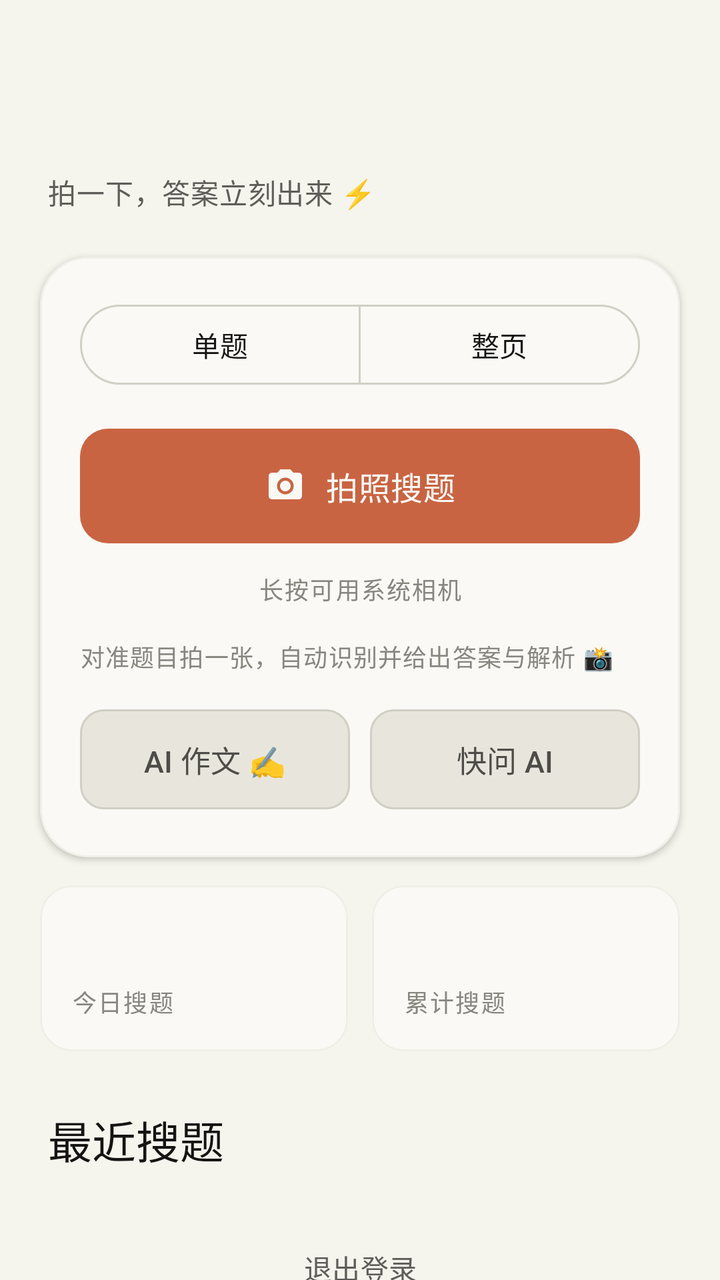
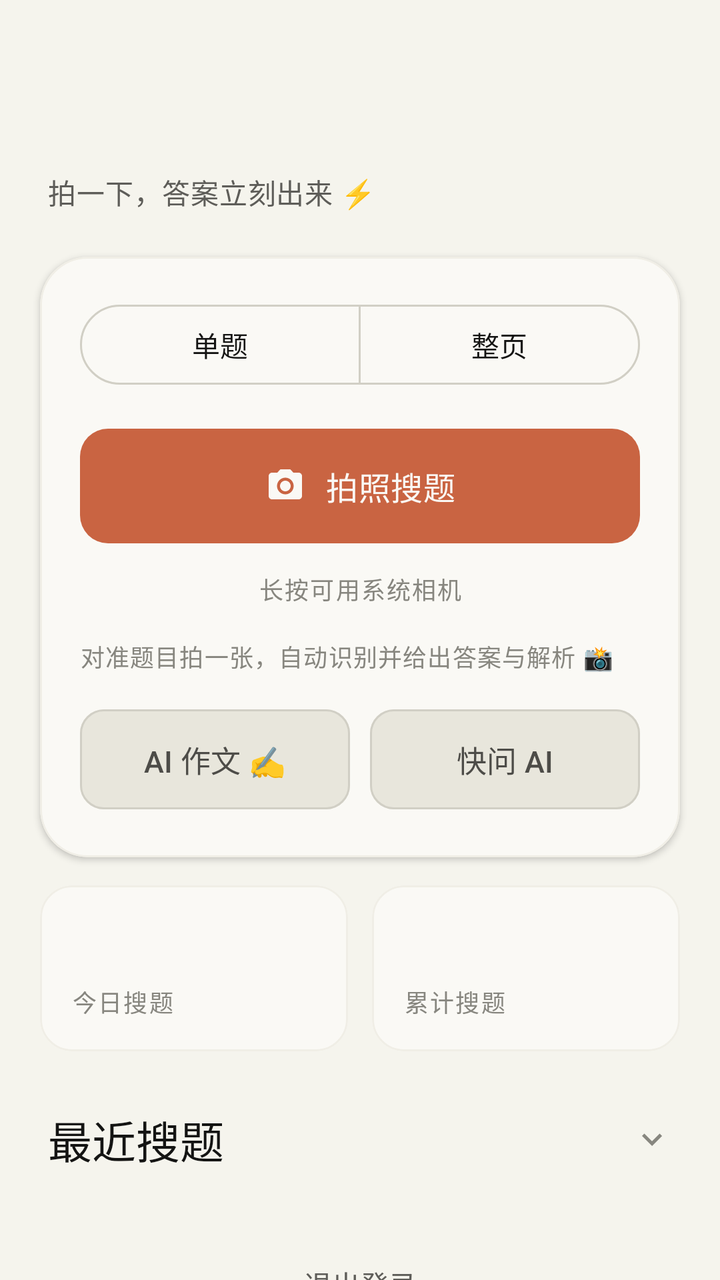

An Android layout rendered at two revisions. The XML below is the earlier revision; the diff shows what the commit changed to produce the second picture.
<!-- AndroidManifest.xml: application theme Theme.FlashSearch -->
<!-- res/layout/activity_home.xml -->
<?xml version="1.0" encoding="utf-8"?>
<androidx.core.widget.NestedScrollView xmlns:android="http://schemas.android.com/apk/res/android"
    xmlns:app="http://schemas.android.com/apk/res-auto"
    android:id="@+id/root"
    android:layout_width="match_parent"
    android:layout_height="match_parent"
    android:background="?android:attr/colorBackground"
    android:fillViewport="true">

    <LinearLayout
        android:layout_width="match_parent"
        android:layout_height="wrap_content"
        android:orientation="vertical"
        android:paddingBottom="20dp">

        
        <LinearLayout
            android:id="@+id/header"
            android:layout_width="match_parent"
            android:layout_height="wrap_content"
            android:orientation="vertical"
            android:paddingStart="24dp"
            android:paddingTop="12dp"
            android:paddingEnd="24dp"
            android:paddingBottom="22dp">

            <TextView
                android:id="@+id/dateLabel"
                android:layout_width="wrap_content"
                android:layout_height="wrap_content"
                android:textAppearance="@style/TextAppearance.FlashSearch.Label" />

            <TextView
                android:id="@+id/greeting"
                android:layout_width="match_parent"
                android:layout_height="wrap_content"
                android:layout_marginTop="10dp"
                android:textAppearance="@style/TextAppearance.FlashSearch.Serif.Display" />

            <TextView
                android:id="@+id/tagline"
                android:layout_width="match_parent"
                android:layout_height="wrap_content"
                android:layout_marginTop="10dp"
                android:text="@string/brand_tagline"
                android:textAppearance="@style/TextAppearance.FlashSearch.Body" />
        </LinearLayout>

        
        <com.google.android.material.card.MaterialCardView
            android:id="@+id/heroCard"
            android:layout_width="match_parent"
            android:layout_height="wrap_content"
            android:layout_marginStart="20dp"
            android:layout_marginEnd="20dp"
            app:cardBackgroundColor="@color/ivory"
            app:cardCornerRadius="24dp"
            app:cardElevation="2dp"
            app:strokeColor="@color/border_cream"
            app:strokeWidth="1dp">

            <LinearLayout
                android:layout_width="match_parent"
                android:layout_height="wrap_content"
                android:orientation="vertical"
                android:padding="20dp">
                <com.google.android.material.button.MaterialButtonToggleGroup
                    android:id="@+id/modeGroup"
                    android:layout_width="match_parent"
                    android:layout_height="wrap_content"
                    android:layout_marginBottom="14dp"
                    app:selectionRequired="true"
                    app:singleSelection="true">

                    <com.google.android.material.button.MaterialButton
                        android:id="@+id/modeSingle"
                        style="@style/Widget.Material3.Button.OutlinedButton"
                        android:layout_width="0dp"
                        android:layout_height="wrap_content"
                        android:layout_weight="1"
                        android:text="@string/mode_single" />

                    <com.google.android.material.button.MaterialButton
                        android:id="@+id/modePage"
                        style="@style/Widget.Material3.Button.OutlinedButton"
                        android:layout_width="0dp"
                        android:layout_height="wrap_content"
                        android:layout_weight="1"
                        android:text="@string/mode_page" />
                </com.google.android.material.button.MaterialButtonToggleGroup>
<com.google.android.material.button.MaterialButton
                    android:id="@+id/takePhotoButton"
                    style="@style/Widget.FlashSearch.PrimaryButton"
                    android:layout_width="match_parent"
                    android:layout_height="wrap_content"
                    android:text="@string/action_take_photo"
                    app:icon="@drawable/ic_camera" />
                <TextView
                    android:id="@+id/systemCameraHint"
                    android:layout_width="match_parent"
                    android:layout_height="wrap_content"
                    android:layout_marginTop="10dp"
                    android:gravity="center"
                    android:text="@string/hint_long_press_system_camera"
                    android:textAppearance="@style/TextAppearance.FlashSearch.Label" />

                <TextView
                    android:id="@+id/modeHint"
                    android:layout_width="match_parent"
                    android:layout_height="wrap_content"
                    android:layout_marginTop="16dp"
                    android:text="@string/home_tip"
                    android:textAppearance="@style/TextAppearance.FlashSearch.Caption" />

                <LinearLayout
                    android:layout_width="match_parent"
                    android:layout_height="wrap_content"
                    android:layout_marginTop="14dp"
                    android:orientation="horizontal">

                    <com.google.android.material.button.MaterialButton
                        android:id="@+id/essayButton"
                        style="@style/Widget.FlashSearch.SecondaryButton"
                        android:layout_width="0dp"
                        android:layout_height="wrap_content"
                        android:layout_weight="1"
                        android:text="@string/essay_entry" />

                    <com.google.android.material.button.MaterialButton
                        android:id="@+id/chatButton"
                        style="@style/Widget.FlashSearch.SecondaryButton"
                        android:layout_width="0dp"
                        android:layout_height="wrap_content"
                        android:layout_marginStart="10dp"
                        android:layout_weight="1"
                        android:text="@string/chat_entry" />
                </LinearLayout>
            </LinearLayout>
        </com.google.android.material.card.MaterialCardView>

        
        <LinearLayout
            android:id="@+id/statsRow"
            android:layout_width="match_parent"
            android:layout_height="wrap_content"
            android:layout_marginStart="20dp"
            android:layout_marginTop="14dp"
            android:layout_marginEnd="20dp"
            android:orientation="horizontal">

            <com.google.android.material.card.MaterialCardView
                android:layout_width="0dp"
                android:layout_height="wrap_content"
                android:layout_weight="1"
                app:cardBackgroundColor="@color/ivory"
                app:cardCornerRadius="16dp"
                app:cardElevation="0dp"
                app:strokeColor="@color/border_cream"
                app:strokeWidth="1dp">

                <LinearLayout
                    android:layout_width="match_parent"
                    android:layout_height="wrap_content"
                    android:orientation="vertical"
                    android:padding="16dp">

                    <TextView
                        android:id="@+id/todayCount"
                        android:layout_width="wrap_content"
                        android:layout_height="wrap_content"
                        android:textAppearance="@style/TextAppearance.FlashSearch.Serif.Title" />

                    <TextView
                        android:layout_width="wrap_content"
                        android:layout_height="wrap_content"
                        android:layout_marginTop="4dp"
                        android:text="@string/stats_today"
                        android:textAppearance="@style/TextAppearance.FlashSearch.Label" />
                </LinearLayout>
            </com.google.android.material.card.MaterialCardView>

            <com.google.android.material.card.MaterialCardView
                android:layout_width="0dp"
                android:layout_height="wrap_content"
                android:layout_marginStart="12dp"
                android:layout_weight="1"
                app:cardBackgroundColor="@color/ivory"
                app:cardCornerRadius="16dp"
                app:cardElevation="0dp"
                app:strokeColor="@color/border_cream"
                app:strokeWidth="1dp">

                <LinearLayout
                    android:layout_width="match_parent"
                    android:layout_height="wrap_content"
                    android:orientation="vertical"
                    android:padding="16dp">

                    <TextView
                        android:id="@+id/totalCount"
                        android:layout_width="wrap_content"
                        android:layout_height="wrap_content"
                        android:textAppearance="@style/TextAppearance.FlashSearch.Serif.Title" />

                    <TextView
                        android:layout_width="wrap_content"
                        android:layout_height="wrap_content"
                        android:layout_marginTop="4dp"
                        android:text="@string/stats_total"
                        android:textAppearance="@style/TextAppearance.FlashSearch.Label" />
                </LinearLayout>
            </com.google.android.material.card.MaterialCardView>
        </LinearLayout>

        
        <LinearLayout
            android:id="@+id/historySection"
            android:layout_width="match_parent"
            android:layout_height="wrap_content"
            android:layout_marginTop="28dp"
            android:orientation="vertical">

            <TextView
                android:layout_width="wrap_content"
                android:layout_height="wrap_content"
                android:layout_marginStart="24dp"
                android:text="@string/history_title"
                android:textAppearance="@style/TextAppearance.FlashSearch.Serif.Title" />

            <LinearLayout
                android:id="@+id/historyList"
                android:layout_width="match_parent"
                android:layout_height="wrap_content"
                android:orientation="vertical" />

            <TextView
                android:id="@+id/historyEmpty"
                android:layout_width="match_parent"
                android:layout_height="wrap_content"
                android:layout_marginStart="24dp"
                android:layout_marginTop="12dp"
                android:layout_marginEnd="24dp"
                android:text="@string/history_empty"
                android:textAppearance="@style/TextAppearance.FlashSearch.Caption"
                android:visibility="gone" />
        </LinearLayout>

        <com.google.android.material.button.MaterialButton
            android:id="@+id/logoutButton"
            style="@style/Widget.FlashSearch.TextButton"
            android:layout_width="wrap_content"
            android:layout_height="wrap_content"
            android:layout_gravity="center_horizontal"
            android:layout_marginTop="24dp"
            android:text="@string/action_logout" />
        <TextView
            android:id="@+id/versionLabel"
            android:layout_width="wrap_content"
            android:layout_height="wrap_content"
            android:layout_gravity="center_horizontal"
            android:layout_marginTop="14dp"
            android:textAppearance="@style/TextAppearance.FlashSearch.Label" />
    </LinearLayout>
</androidx.core.widget.NestedScrollView>
<!-- resources referenced by this layout -->
<resources>
  <color name="border_cream">#F0EEE6</color>
  <color name="ivory">#FAF9F5</color>
  <string name="action_logout">退出登录</string>
  <string name="action_take_photo">拍照搜题</string>
  <string name="brand_tagline">拍一下，答案立刻出来 ⚡</string>
  <string name="chat_entry">快问 AI</string>
  <string name="essay_entry">AI 作文 ✍️</string>
  <string name="hint_long_press_system_camera">长按可用系统相机</string>
  <string name="history_empty">还没有搜题记录，拍一张试试 📷</string>
  <string name="history_title">最近搜题</string>
  <string name="home_tip">对准题目拍一张，自动识别并给出答案与解析 📸</string>
  <string name="mode_page">整页</string>
  <string name="mode_single">单题</string>
  <string name="stats_today">今日搜题</string>
  <string name="stats_total">累计搜题</string>
  <style name="TextAppearance.FlashSearch.Body" parent="TextAppearance.Material3.BodyMedium">
          <item name="android:lineSpacingMultiplier">1.5</item>
          <item name="android:textColor">@color/olive_gray</item>
      </style>
  <style name="TextAppearance.FlashSearch.Caption" parent="TextAppearance.Material3.BodySmall">
          <item name="android:lineSpacingMultiplier">1.4</item>
          <item name="android:textColor">@color/stone_gray</item>
      </style>
  <style name="TextAppearance.FlashSearch.Label" parent="TextAppearance.Material3.LabelMedium">
          <item name="android:letterSpacing">0.06</item>
          <item name="android:textColor">@color/stone_gray</item>
      </style>
  <style name="TextAppearance.FlashSearch.Serif.Display" parent="TextAppearance.Material3.HeadlineMedium">
          <item name="android:fontFamily">serif</item>
          <item name="android:textStyle">normal</item>
          <item name="android:textColor">@color/near_black</item>
          <item name="android:letterSpacing">0</item>
          <item name="android:lineSpacingMultiplier">1.15</item>
          <item name="android:textFontWeight" tools:targetApi="28">500</item>
      </style>
  <style name="TextAppearance.FlashSearch.Serif.Title" parent="TextAppearance.Material3.TitleLarge">
          <item name="android:fontFamily">serif</item>
          <item name="android:textStyle">normal</item>
          <item name="android:textColor">@color/near_black</item>
          <item name="android:letterSpacing">0</item>
          <item name="android:textFontWeight" tools:targetApi="28">500</item>
      </style>
  <style name="Widget.FlashSearch.TextButton" parent="Widget.Material3.Button.TextButton">
          <item name="android:textColor">@color/olive_gray</item>
          <item name="rippleColor">@color/warm_sand</item>
          <item name="elevation">0dp</item>
      </style>
  <color name="olive_gray">#5E5D59</color>
  <color name="stone_gray">#87867F</color>
  <color name="near_black">#141413</color>
  <color name="terracotta">#C96442</color>
  <color name="warm_sand">#E8E6DC</color>
  <color name="charcoal_warm">#4D4C48</color>
  <color name="ring_warm">#D1CFC5</color>
  <color name="coral">#D97757</color>
  <color name="error_crimson">#B53333</color>
  <color name="parchment">#F5F4ED</color>
  <color name="pure_white">#FFFFFF</color>
  <!-- unchanged entries left out for length: 4 -->
</resources>

<!-- the commit's change to res/layout/activity_home.xml (unified diff, before → after) -->
@@ -217,32 +217,60 @@
             android:id="@+id/historySection"
             android:layout_width="match_parent"
             android:layout_height="wrap_content"
-            android:layout_marginTop="28dp"
+            android:layout_marginTop="20dp"
             android:orientation="vertical">
 
-            <TextView
-                android:layout_width="wrap_content"
-                android:layout_height="wrap_content"
-                android:layout_marginStart="24dp"
-                android:text="@string/history_title"
-                android:textAppearance="@style/TextAppearance.FlashSearch.Serif.Title" />
-
             <LinearLayout
-                android:id="@+id/historyList"
-                android:layout_width="match_parent"
-                android:layout_height="wrap_content"
-                android:orientation="vertical" />
-
-            <TextView
-                android:id="@+id/historyEmpty"
-                android:layout_width="match_parent"
-                android:layout_height="wrap_content"
-                android:layout_marginStart="24dp"
-                android:layout_marginTop="12dp"
-                android:layout_marginEnd="24dp"
-                android:text="@string/history_empty"
-                android:textAppearance="@style/TextAppearance.FlashSearch.Caption"
-                android:visibility="gone" />
+                android:id="@+id/historyToggle"
+                android:layout_width="match_parent"
+                android:layout_height="wrap_content"
+                android:background="?attr/selectableItemBackground"
+                android:gravity="center_vertical"
+                android:orientation="horizontal"
+                android:paddingStart="24dp"
+                android:paddingTop="8dp"
+                android:paddingEnd="24dp"
+                android:paddingBottom="8dp">
+
+                <TextView
+                    android:layout_width="0dp"
+                    android:layout_height="wrap_content"
+                    android:layout_weight="1"
+                    android:text="@string/history_title"
+                    android:textAppearance="@style/TextAppearance.FlashSearch.Serif.Title" />
+
+                <ImageView
+                    android:id="@+id/historyChevron"
+                    android:layout_width="20dp"
+                    android:layout_height="20dp"
+                    android:contentDescription="@string/history_title"
+                    android:src="@drawable/ic_chevron_down" />
+            </LinearLayout>
+
+            <LinearLayout
+                android:id="@+id/historyBody"
+                android:layout_width="match_parent"
+                android:layout_height="wrap_content"
+                android:orientation="vertical"
+                android:visibility="gone">
+
+                <LinearLayout
+                    android:id="@+id/historyList"
+                    android:layout_width="match_parent"
+                    android:layout_height="wrap_content"
+                    android:orientation="vertical" />
+
+                <TextView
+                    android:id="@+id/historyEmpty"
+                    android:layout_width="match_parent"
+                    android:layout_height="wrap_content"
+                    android:layout_marginStart="24dp"
+                    android:layout_marginTop="12dp"
+                    android:layout_marginEnd="24dp"
+                    android:text="@string/history_empty"
+                    android:textAppearance="@style/TextAppearance.FlashSearch.Caption"
+                    android:visibility="gone" />
+            </LinearLayout>
         </LinearLayout>
 
         <com.google.android.material.button.MaterialButton
<!-- resource entries referenced after the edit -->
@@ -2,6 +2,18 @@
 <resources>
   <color name="border_cream">#F0EEE6</color>
   <color name="ivory">#FAF9F5</color>
+  <!-- drawable ic_chevron_down (drawable) -->
+  <?xml version="1.0" encoding="utf-8"?>
+  <vector xmlns:android="http://schemas.android.com/apk/res/android"
+      android:width="24dp"
+      android:height="24dp"
+      android:viewportWidth="24"
+      android:viewportHeight="24"
+      android:tint="@color/stone_gray">
+      <path
+          android:fillColor="@android:color/white"
+          android:pathData="M7.41,8.59L12,13.17l4.59,-4.58L18,10l-6,6 -6,-6 1.41,-1.41z" />
+  </vector>
   <string name="action_logout">退出登录</string>
   <string name="action_take_photo">拍照搜题</string>
   <string name="brand_tagline">拍一下，答案立刻出来 ⚡</string>
